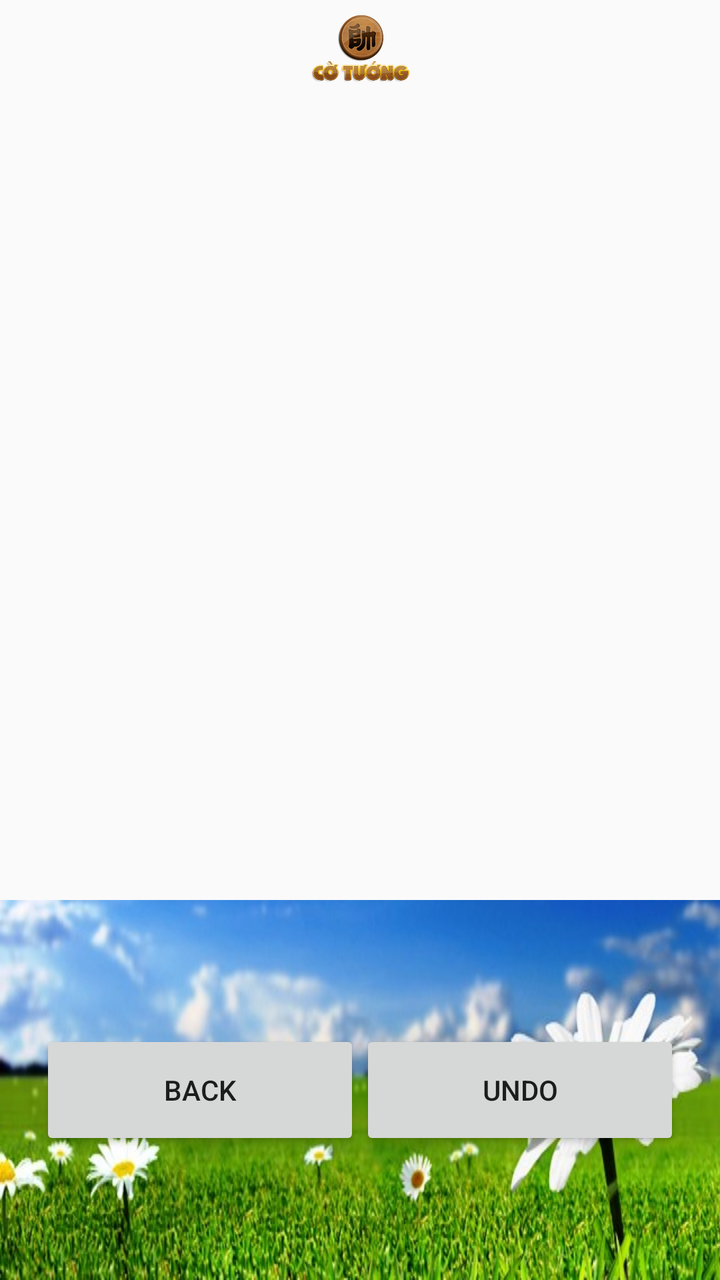
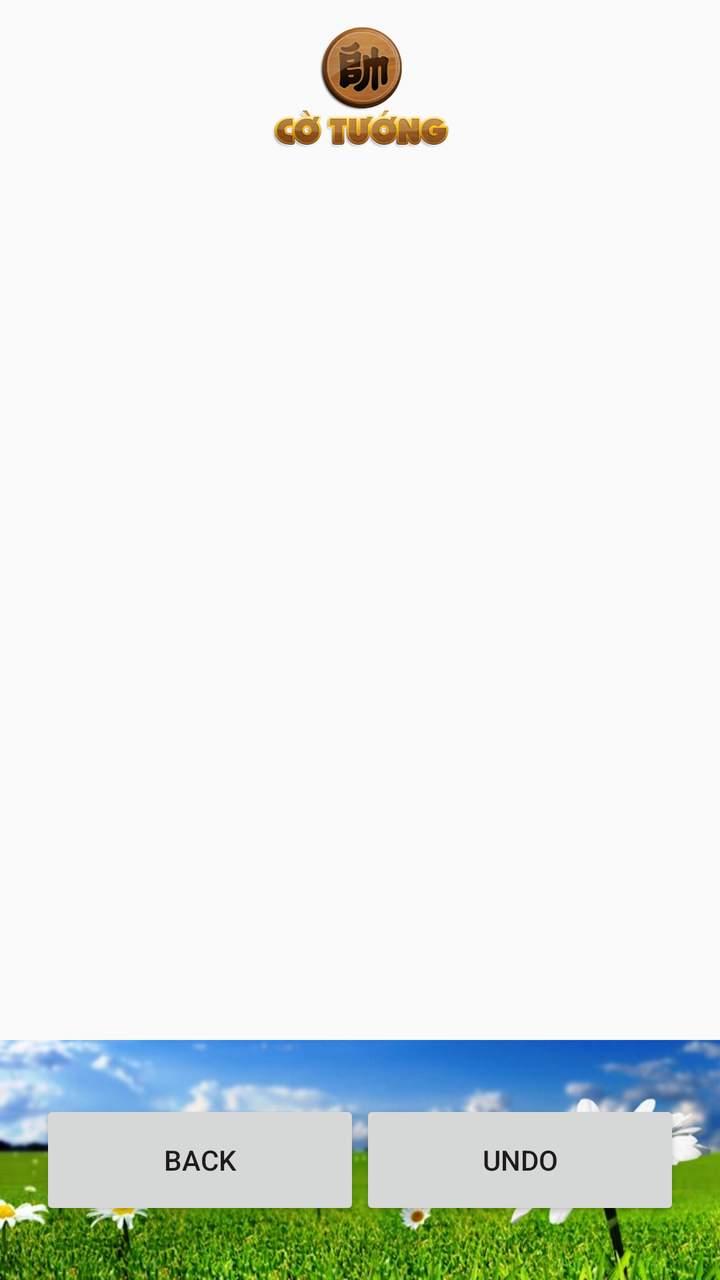

Screens rendered from an Android XML layout before and after an edit, with the pre-edit source and the edit as a unified diff.
<!-- AndroidManifest.xml: application theme AppTheme -->
<!-- res/layout/game.xml -->
<LinearLayout xmlns:android="http://schemas.android.com/apk/res/android"
    android:layout_width="match_parent"
    android:layout_height="match_parent"
    android:orientation="vertical">

    <ImageView
        android:layout_width="wrap_content"
        android:layout_height="50dp"
        android:scaleType="centerInside"
        android:src="@drawable/logo" />

    <LinearLayout
        android:id="@+id/layout"
        android:layout_width="match_parent"
        android:layout_height="400dp"
        android:orientation="vertical" />

    <LinearLayout
        android:layout_width="match_parent"
        android:layout_height="match_parent"
        android:background="@drawable/down"
        android:gravity="center">

        <Button
            android:id="@+id/back_button"
            android:layout_width="160dp"
            android:layout_height="60dp"
            android:layout_gravity="center"
            android:text="@string/back_label" />

        <Button
            android:id="@+id/undo_button"
            android:layout_width="160dp"
            android:layout_height="60dp"
            android:layout_gravity="center"
            android:text="@string/undo_label" />
    </LinearLayout>

</LinearLayout>
<!-- resources referenced by this layout -->
<resources>
  <!-- drawable down: jpg bitmap (drawable, 53201 bytes) -->
  <!-- drawable logo: png bitmap (drawable, 102966 bytes) -->
  <string name="back_label">Back</string>
  <string name="undo_label">Undo</string>
  <style name="AppTheme" parent="Theme.AppCompat.Light.NoActionBar">
          <item name="colorPrimary">@color/colorPrimary</item>
          <item name="colorPrimaryDark">@color/colorPrimaryDark</item>
          <item name="colorAccent">@color/colorAccent</item>
      </style>
  <color name="colorPrimary">#3F51B5</color>
  <color name="colorPrimaryDark">#303F9F</color>
  <color name="colorAccent">#FF4081</color>
</resources>

<!-- the commit's change to res/layout/game.xml (unified diff, before → after) -->
@@ -1,23 +1,27 @@
 <LinearLayout xmlns:android="http://schemas.android.com/apk/res/android"
+    xmlns:tools="http://schemas.android.com/tools"
+    android:id="@+id/game_root"
     android:layout_width="match_parent"
     android:layout_height="match_parent"
     android:orientation="vertical">
 
     <ImageView
         android:layout_width="wrap_content"
-        android:layout_height="50dp"
+        android:layout_height="90dp"
         android:scaleType="centerInside"
-        android:src="@drawable/logo" />
+        android:src="@drawable/logo"
+        tools:ignore="ContentDescription" />
 
     <LinearLayout
         android:id="@+id/layout"
         android:layout_width="match_parent"
-        android:layout_height="400dp"
+        android:layout_height="0dp"
+        android:layout_weight="1"
         android:orientation="vertical" />
 
     <LinearLayout
         android:layout_width="match_parent"
-        android:layout_height="match_parent"
+        android:layout_height="120dp"
         android:background="@drawable/down"
         android:gravity="center">
 
@@ -26,14 +30,16 @@
             android:layout_width="160dp"
             android:layout_height="60dp"
             android:layout_gravity="center"
-            android:text="@string/back_label" />
+            android:text="@string/back_label"
+            tools:ignore="ButtonStyle" />
 
         <Button
             android:id="@+id/undo_button"
             android:layout_width="160dp"
             android:layout_height="60dp"
             android:layout_gravity="center"
-            android:text="@string/undo_label" />
+            android:text="@string/undo_label"
+            tools:ignore="ButtonStyle" />
     </LinearLayout>
 
 </LinearLayout>
